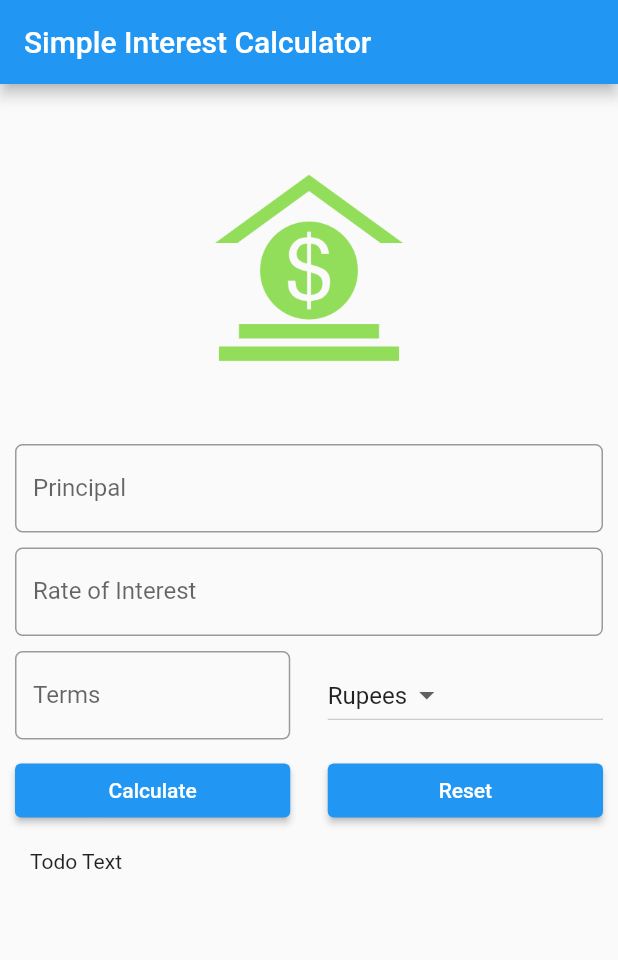
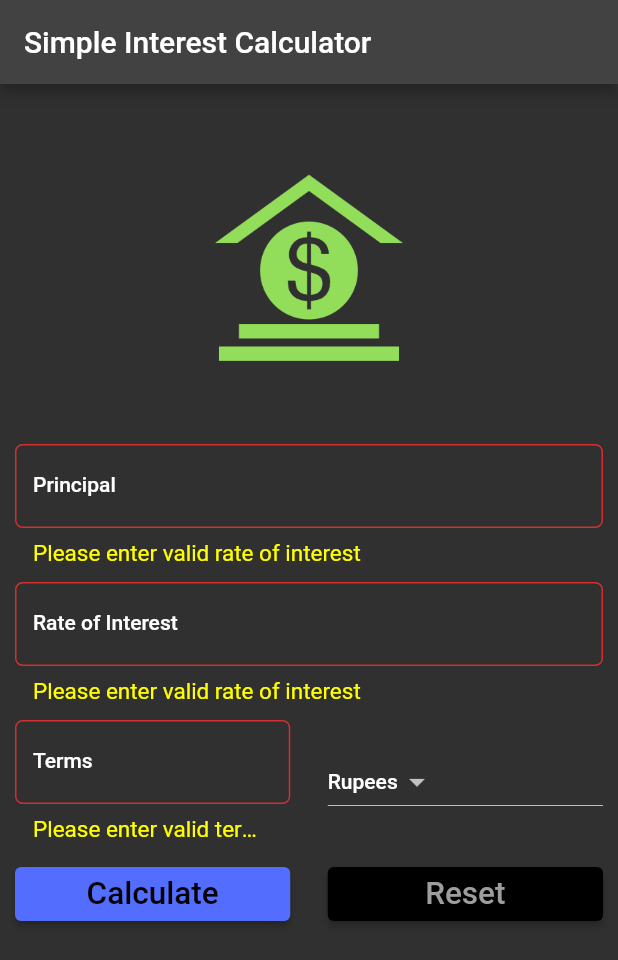
Before and after one commit to pankajatgithub/flutter_calculator, a Flutter app: the screen it shows after launch, after a tap on "Calculate", on a phone screen of 412 x 824 dp. Shown: the top 960 px of the screen. Run offline on Flutter 3.47's test engine with Material 2 defaults, Android fonts, the phone set to English and light mode, and no system bars; missing offline and left inert: dart:ffi.

Commit message:
Form validation using textformField

```diff
--- a/lib/main.dart
+++ b/lib/main.dart
@@ -1,15 +1,27 @@
+import 'dart:ffi';
+import 'dart:ui';
+
 import 'package:flutter/material.dart';
+
 //3.5 ->11:00
 void main() {
-  runApp(
-      MaterialApp(
+  runApp(MaterialApp(
+    debugShowCheckedModeBanner: false,
     title: 'Simple Interest Calculator App',
     home: STForm(),
+    theme: ThemeData(
+      brightness: Brightness.dark,
+      primaryColor: Colors.indigo,
+      accentColor: Colors.indigoAccent,
 
-      )
-  );
+      // textTheme: const TextTheme(
+      //   headline1: TextStyle(fontSize: 72.0, fontWeight: FontWeight.bold),
+      //   headline6: TextStyle(fontSize: 36.0, fontStyle: FontStyle.italic),
+      //   bodyText2: TextStyle(fontSize: 14.0, fontFamily: 'Hind'),
+      // ),
+    ),
+  ));
 }
-
 
 class STForm extends StatefulWidget {
   @override
@@ -22,85 +34,129 @@ class STForm extends StatefulWidget {
 class _SIFormState extends State<STForm> {
   var _currencies = ['Rupees', 'Dollars', 'Pounds'];
   final _minimumPadding = 5.0;
-  String dropdownValue = 'Rupees';
+  var _currentitemSelected = '';
+  var displayResult = "";
+
+  var _formKey = GlobalKey<FormState>();
+
+  TextEditingController principalController = TextEditingController();
+  TextEditingController roiController = TextEditingController();
+  TextEditingController termController = TextEditingController();
+
+  @override
+  void initState() {
+    super.initState();
+    _currentitemSelected = _currencies[0];
+  }
 
   @override
   Widget build(BuildContext context) {
-    // TODO: implement build
     return Scaffold(
       // resizeToAvoidBottomInset: false,
       appBar: AppBar(
         title: Text("Simple Interest Calculator"),
       ),
-      body: Container(
-        margin: EdgeInsets.all(_minimumPadding * 2),
+      body: Form(
+        key: _formKey,
+        child: Padding(
+            // margin: EdgeInsets.all(_minimumPadding * 2),
+            padding: EdgeInsets.all(_minimumPadding * 2),
             child: ListView(
               children: [
                 getImageAsset(),
-
                 Padding(
                   padding: EdgeInsets.only(
                       top: _minimumPadding, bottom: _minimumPadding),
-          child: TextField(
+                  child: TextFormField(
                     keyboardType: TextInputType.number,
+                    style: Theme.of(context).textTheme.bodyText1,
+                    controller: principalController,
+                    validator: (value){
+                      if(value==null || value.isEmpty) {
+                        return "Please enter valid rate of interest";
+                      }
+                    },
                     decoration: InputDecoration(
                         labelText: 'Principal',
+                        labelStyle: Theme.of(context).textTheme.bodyText1,
                         hintText: 'Enter Principal e.g. 12000',
+                        errorStyle: TextStyle(
+                          color: Colors.yellowAccent,
+                          fontSize:15.0,
+                        ),
                         border: OutlineInputBorder(
-                    borderRadius: BorderRadius.circular(5.0)
-                )
-            ),
+                            borderRadius: BorderRadius.circular(5.0))),
                   ),
                 ),
                 Padding(
                   padding: EdgeInsets.only(
                       top: _minimumPadding, bottom: _minimumPadding),
-          child: TextField(
+                  child: TextFormField(
                     keyboardType: TextInputType.number,
+                    style: Theme.of(context).textTheme.bodyText1,
+                    controller: roiController,
+                    validator: (value){
+                      if(value==null || value.isEmpty) {
+                        return "Please enter valid rate of interest";
+                      }
+                    },
                     decoration: InputDecoration(
                         labelText: 'Rate of Interest',
+                        labelStyle: Theme.of(context).textTheme.bodyText1,
                         hintText: 'In percent',
+                        errorStyle: TextStyle(
+                          color: Colors.yellowAccent,
+                          fontSize:15.0,
+                        ),
                         border: OutlineInputBorder(
-                    borderRadius: BorderRadius.circular(5.0)
-                )
+                            borderRadius: BorderRadius.circular(5.0))),
                   ),
                 ),
-        ),
-
                 Padding(
-          padding:  EdgeInsets.only(
+                  padding: EdgeInsets.only(
                       top: _minimumPadding, bottom: _minimumPadding),
                   child: Row(
                     children: [
-             Expanded(child: TextField(
+                      Expanded(
+                          child: TextFormField(
                         keyboardType: TextInputType.number,
+                        style: Theme.of(context).textTheme.bodyText1,
+                        controller: termController,
+                        validator:(value){
+                          if(value==null || value.isEmpty) {
+                            return "Please enter valid terms";
+                          }
+                        },
                         decoration: InputDecoration(
                             labelText: 'Terms',
+                            labelStyle: Theme.of(context).textTheme.bodyText1,
                             hintText: 'Time in years',
+                            errorStyle: TextStyle(
+                              color: Colors.yellowAccent,
+                              fontSize:15.0,
+                            ),
                             border: OutlineInputBorder(
-                    borderRadius: BorderRadius.circular(5.0)
-                )
+                                borderRadius: BorderRadius.circular(5.0))),
+                      )),
+                      Container(
+                        width: _minimumPadding * 5,
                       ),
-          )) ,
-
-          Container(
-            width: _minimumPadding*5,
-          ),
-          Expanded(child: DropdownButton<String>(
-            value: dropdownValue,
+                      Expanded(
+                          child: DropdownButton<String>(
+                        value: _currentitemSelected,
                         // icon: const Icon(Icons.arrow_downward),
                         // iconSize: 24,
                         // elevation: 16,
-            // style: const TextStyle(
-            //     color: Colors.deepPurple
-            // ),
+                        style: Theme.of(context).textTheme.bodyText1,
                         // underline: Container(
                         //   height: 2,
                         //   color: Colors.deepPurpleAccent,
                         // ),
                         onChanged: (String? newValue) {
                           setState(() {
-                dropdownValue = newValue!;
+
+                              _currentitemSelected = newValue!;
+
                           });
                         },
                         items: _currencies
@@ -109,43 +165,68 @@ class _SIFormState extends State<STForm> {
                             value: value,
                             child: Text(value),
                           );
-            })
-                .toList(),
+                        }).toList(),
                       )),
                     ],
                   ),
                 ),
-
                 Padding(
-                padding:  EdgeInsets.only(
+                  padding: EdgeInsets.only(
                       top: _minimumPadding, bottom: _minimumPadding),
                   child: Row(
                     children: [
-                    Expanded(child: ElevatedButton(
-                      child: Text('Calculate'),
-                      onPressed: (){},
-                    )
+                      Expanded(
+                          child: ElevatedButton(
+                        style: ElevatedButton.styleFrom(
+                          primary: Theme.of(context).accentColor, // background
+                          onPrimary:
+                              Theme.of(context).primaryColorDark, // foreground
                         ),
+                        child: Text(
+                          'Calculate',
+                          textScaleFactor: 1.5,
+                        ),
+                        onPressed: () {
+                          setState(() {
+    if(_formKey.currentState!.validate()){
+    displayResult = _calculateTotalReturns();}
+                          });
+                        },
+                      )),
                       Container(
-                      width: _minimumPadding*5,
+                        width: _minimumPadding * 5,
                       ),
-                    Expanded(child: ElevatedButton(
-                      child: Text('Reset'),
-                      onPressed: (){},
-                    )
+                      Expanded(
+                          child: ElevatedButton(
+                        style: ElevatedButton.styleFrom(
+                          primary:
+                              Theme.of(context).primaryColorDark, // background
+                          onPrimary:
+                              Theme.of(context).primaryColorLight, // foreground
                         ),
+                        child: Text(
+                          'Reset',
+                          textScaleFactor: 1.5,
+                        ),
+                        onPressed: () {
+                          setState(() {
+                            _reset();
+                          });
+                        },
+                      )),
                     ],
                   ),
                 ),
                 Padding(
-                padding: EdgeInsets.all(_minimumPadding*2),
-                child: Text('Todo Text'),
+                  padding: EdgeInsets.all(_minimumPadding * 2),
+                  child: Text(
+                    this.displayResult,
+                    style: Theme.of(context).textTheme.bodyText1,
+                  ),
                 )
-
-
               ],
-    ),)
-    ,
+            )),
+      ),
     );
   }
 
@@ -157,4 +238,23 @@ class _SIFormState extends State<STForm> {
       margin: EdgeInsets.all(_minimumPadding * 10),
     );
   }
+
+  String _calculateTotalReturns() {
+    double principal = double.parse(principalController.text);
+    double roi = double.parse(roiController.text);
+    double term = double.parse(termController.text);
+    double totalAmountPayable = principal + (principal * roi * term) / 100;
+    String result =
+        "After $term years,your investment will be worth $totalAmountPayable $_currentitemSelected";
+
+    return result;
   }
+
+  void _reset() {
+    principalController.text = "";
+    roiController.text = "";
+    termController.text = "";
+    displayResult = "";
+    _currentitemSelected = _currencies[0];
+  }
+}
```
Also changed, not shown: 2 other files. Lines whose indentation alone changed are shown as unchanged.
